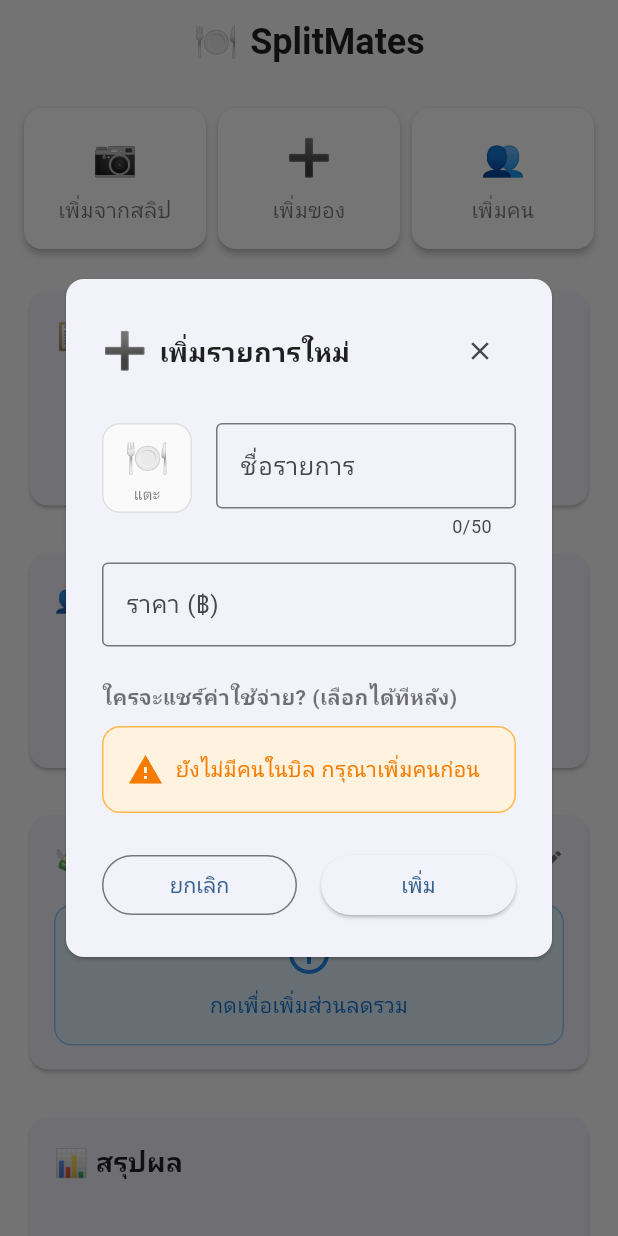
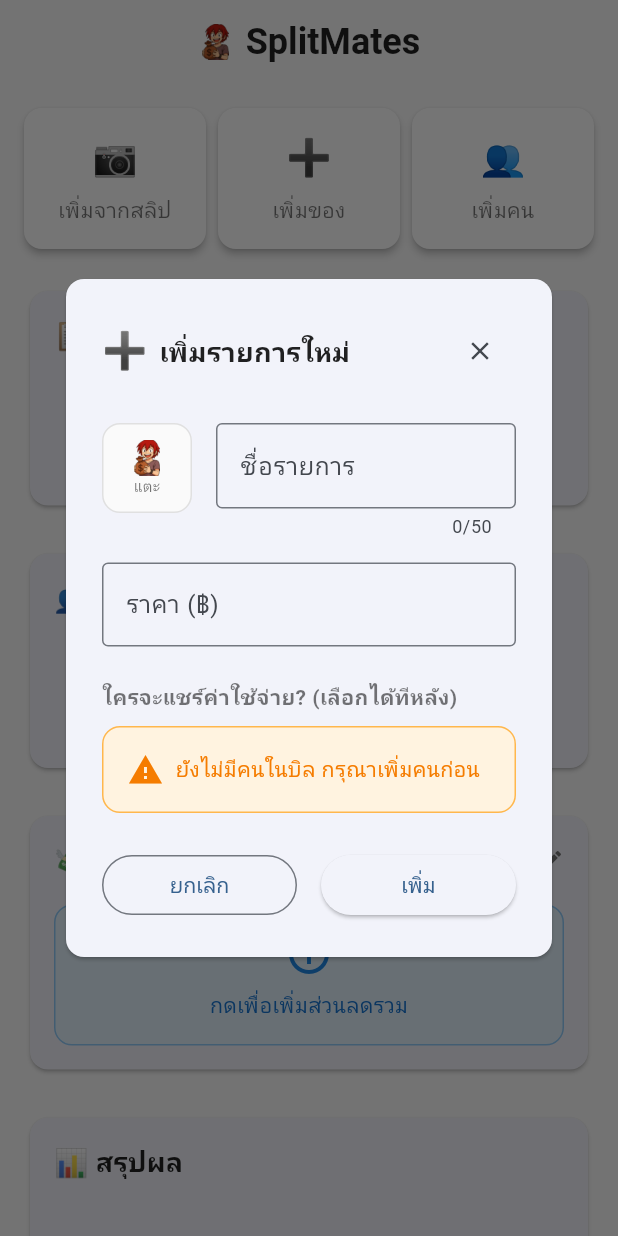
Before and after one commit to totowolf2/vibe-split-mates, a Flutter app: the screen it shows after launch, after a tap on an icon or button, on a phone screen of 412 x 824 dp. Run offline on Flutter 3.47's test engine with Material 3 defaults, Android fonts, the phone set to English and light mode, and no system bars; our stand-ins replace emoji_picker_flutter, google_fonts, image_gallery_saver, image_picker, permission_handler, shared_preferences; missing offline and left inert: google_mlkit_text_recognition.

Commit message:
feat: add icon

```diff
--- a/lib/main.dart
+++ b/lib/main.dart
@@ -9,6 +9,7 @@
 import 'widgets/add_item_dialog.dart';
 import 'widgets/item_card.dart';
 import 'widgets/person_avatar.dart';
+import 'widgets/default_item_icon.dart';
 import 'widgets/global_discount_dialog.dart';
 import 'widgets/ocr_results_dialog.dart';
 import 'services/export_service.dart';
@@ -69,7 +70,7 @@
         title: Row(
           mainAxisSize: MainAxisSize.min,
           children: [
-            Text('🍽️', style: AppTextStyles.emojiStyle),
+            const DefaultItemIcon(size: 24),
             const SizedBox(width: 8),
             Text(AppConstants.appName, style: AppTextStyles.headerStyle),
           ],
@@ -128,7 +129,9 @@
 
     if (person != null) {
       // Check if this is an existing person or a new one
-      final isExistingPerson = billProvider.savedPeople.any((p) => p.id == person.id);
+      final isExistingPerson = billProvider.savedPeople.any(
+        (p) => p.id == person.id,
+      );
 
       bool success = true;
       if (!isExistingPerson) {
@@ -143,9 +146,11 @@
         if (context.mounted) {
           ScaffoldMessenger.of(context).showSnackBar(
             SnackBar(
-              content: Text(isExistingPerson
+              content: Text(
+                isExistingPerson
                     ? 'เพิ่ม ${person.name} เข้าร่วมแล้ว'
-                : 'เพิ่ม ${person.name} เรียบร้อย'),
+                    : 'เพิ่ม ${person.name} เรียบร้อย',
+              ),
               backgroundColor: Colors.green,
             ),
           );
@@ -285,7 +290,10 @@
       final detectedItems = OCRService.parseItemsFromText(extractedText);
 
       // Validate results
-      final validationResult = OCRService.validateOCRResults(detectedItems, rawText: extractedText);
+      final validationResult = OCRService.validateOCRResults(
+        detectedItems,
+        rawText: extractedText,
+      );
 
       // Close loading dialog
       if (context.mounted) {
@@ -530,7 +538,9 @@
                               }
                             },
                             onOwnersChanged: (ownerIds) {
-                              final updatedItem = item.copyWith(ownerIds: ownerIds);
+                              final updatedItem = item.copyWith(
+                                ownerIds: ownerIds,
+                              );
                               billProvider.updateItem(item.id, updatedItem);
                               ScaffoldMessenger.of(context).showSnackBar(
                                 SnackBar(
@@ -601,7 +611,9 @@
                         spacing: AppConstants.smallPadding,
                         runSpacing: AppConstants.smallPadding,
                         children: billProvider.savedPeople.map((person) {
-                            final isInBill = billProvider.people.any((p) => p.id == person.id);
+                          final isInBill = billProvider.people.any(
+                            (p) => p.id == person.id,
+                          );
                           return GestureDetector(
                             onTap: () {
                               if (isInBill) {
@@ -628,7 +640,11 @@
                               _showPersonOptions(context, person, billProvider);
                             },
                             child: FilterChip(
-                                avatar: PersonAvatar(person: person, size: 32, showBorder: false),
+                              avatar: PersonAvatar(
+                                person: person,
+                                size: 32,
+                                showBorder: false,
+                              ),
                               label: Text(person.name),
                               selected: isInBill,
                               onSelected: (selected) {
@@ -652,7 +668,8 @@
                                   );
                                 }
                               },
-                                selectedColor: AppConstants.primaryColor.withValues(alpha: 0.3),
+                              selectedColor: AppConstants.primaryColor
+                                  .withValues(alpha: 0.3),
                               checkmarkColor: AppConstants.primaryColor,
                             ),
                           );
@@ -677,7 +694,11 @@
     );
   }
 
-  void _showPersonOptions(BuildContext context, Person person, BillProvider billProvider) {
+  void _showPersonOptions(
+    BuildContext context,
+    Person person,
+    BillProvider billProvider,
+  ) {
     showModalBottomSheet(
       context: context,
       builder: (context) => Container(
@@ -714,7 +735,11 @@
     );
   }
 
-  Future<void> _editPerson(BuildContext context, Person person, BillProvider billProvider) async {
+  Future<void> _editPerson(
+    BuildContext context,
+    Person person,
+    BillProvider billProvider,
+  ) async {
     final updatedPerson = await showDialog<Person>(
       context: context,
       builder: (context) => EditPersonDialog(
@@ -728,9 +753,11 @@
       if (context.mounted) {
         ScaffoldMessenger.of(context).showSnackBar(
           SnackBar(
-            content: Text(success
+            content: Text(
+              success
                   ? 'แก้ไขข้อมูล ${updatedPerson.name} เรียบร้อย'
-              : 'ไม่สามารถแก้ไขข้อมูลได้ อาจมีชื่อซ้ำ'),
+                  : 'ไม่สามารถแก้ไขข้อมูลได้ อาจมีชื่อซ้ำ',
+            ),
             backgroundColor: success ? Colors.green : Colors.red,
           ),
         );
@@ -738,7 +765,11 @@
     }
   }
 
-  Future<void> _deletePerson(BuildContext context, Person person, BillProvider billProvider) async {
+  Future<void> _deletePerson(
+    BuildContext context,
+    Person person,
+    BillProvider billProvider,
+  ) async {
     final confirmed = await showDialog<bool>(
       context: context,
       builder: (context) => AlertDialog(
@@ -777,9 +808,9 @@
       if (context.mounted) {
         ScaffoldMessenger.of(context).showSnackBar(
           SnackBar(
-            content: Text(success
-              ? 'ลบ ${person.name} เรียบร้อย'
-              : 'ไม่สามารถลบได้'),
+            content: Text(
+              success ? 'ลบ ${person.name} เรียบร้อย' : 'ไม่สามารถลบได้',
+            ),
             backgroundColor: success ? Colors.green : Colors.red,
           ),
         );
@@ -1072,7 +1103,8 @@
                   ...billProvider.people.map((person) {
                     final amountToPay = shares[person.id] ?? 0.0;
                     final discountReceived = discounts[person.id] ?? 0.0;
-                    final itemEmojis = billProvider.personItemEmojis[person.id] ?? [];
+                    final itemEmojis =
+                        billProvider.personItemEmojis[person.id] ?? [];
 
                     return Container(
                       margin: const EdgeInsets.symmetric(vertical: 4.0),
@@ -1090,7 +1122,11 @@
                         children: [
                           Row(
                             children: [
-                              PersonAvatar(person: person, size: 36, emojiAsIcon: true),
+                              PersonAvatar(
+                                person: person,
+                                size: 36,
+                                emojiAsIcon: true,
+                              ),
                               const SizedBox(width: AppConstants.smallPadding),
                               Expanded(
                                 child: Column(
@@ -1105,7 +1141,9 @@
                                     if (itemEmojis.isNotEmpty) ...[
                                       const SizedBox(height: 2),
                                       Text(
-                                        itemEmojis.take(8).join(' '), // Show max 8 emojis
+                                        itemEmojis
+                                            .take(8)
+                                            .join(' '), // Show max 8 emojis
                                         style: const TextStyle(fontSize: 12),
                                         overflow: TextOverflow.ellipsis,
                                       ),
--- a/lib/widgets/add_item_dialog.dart
+++ b/lib/widgets/add_item_dialog.dart
@@ -7,6 +7,7 @@
 import '../utils/emoji_utils.dart';
 import '../utils/constants.dart';
 import 'person_avatar.dart';
+import 'default_item_icon.dart';
 
 class AddItemDialog extends StatefulWidget {
   final List<Person> availablePeople;
@@ -191,10 +192,12 @@
                               child: Column(
                                 mainAxisAlignment: MainAxisAlignment.center,
                                 children: [
-                                  Text(
-                                    _selectedEmoji,
-                                    style: const TextStyle(fontSize: 24),
-                                  ),
+                                  _selectedEmoji == '🍽️'
+                                    ? const DefaultItemIcon(size: 24)
+                                    : Text(
+                                        _selectedEmoji,
+                                        style: const TextStyle(fontSize: 24),
+                                      ),
                                   Text(
                                     'แตะ',
                                     style: AppTextStyles.captionStyle.copyWith(
--- /dev/null
+++ b/lib/widgets/default_item_icon.dart
@@ -0,0 +1,34 @@
+import 'package:flutter/material.dart';
+
+class DefaultItemIcon extends StatelessWidget {
+  final double size;
+  final Color? color;
+
+  const DefaultItemIcon({
+    super.key,
+    this.size = 24.0,
+    this.color,
+  });
+
+  @override
+  Widget build(BuildContext context) {
+    return SizedBox(
+      width: size,
+      height: size,
+      child: Image.asset(
+        'assets/images/icon.png',
+        width: size,
+        height: size,
+        color: color,
+        fit: BoxFit.contain,
+        errorBuilder: (context, error, stackTrace) {
+          // Fallback to emoji if image fails to load
+          return Text(
+            '🍽️',
+            style: TextStyle(fontSize: size * 0.8),
+          );
+        },
+      ),
+    );
+  }
+}
--- a/lib/widgets/item_card.dart
+++ b/lib/widgets/item_card.dart
@@ -4,6 +4,7 @@
 import '../models/person.dart';
 import '../utils/constants.dart';
 import 'person_avatar.dart';
+import 'default_item_icon.dart';
 
 class ItemCard extends StatefulWidget {
   final Item item;
@@ -192,10 +193,12 @@
               margin: const EdgeInsets.symmetric(vertical: 4.0),
               child: ListTile(
                 onTap: _showOwnerSelectionDialog, // เพิ่ม onTap เพื่อเลือกคนที่แชร์
-                leading: Text(
-                  widget.item.emoji,
-                  style: AppTextStyles.emojiStyle,
-                ),
+                leading: widget.item.emoji == '🍽️'
+                  ? const DefaultItemIcon(size: 24)
+                  : Text(
+                      widget.item.emoji,
+                      style: AppTextStyles.emojiStyle,
+                    ),
                 title: Text(widget.item.name, style: AppTextStyles.bodyStyle),
                 subtitle: Column(
                   crossAxisAlignment: CrossAxisAlignment.start,
--- a/pubspec.yaml
+++ b/pubspec.yaml
@@ -76,9 +76,8 @@
   uses-material-design: true
 
   # To add assets to your application, add an assets section, like this:
-  # assets:
-  #   - images/a_dot_burr.jpeg
-  #   - images/a_dot_ham.jpeg
+  assets:
+    - assets/images/
 
   # An image asset can refer to one or more resolution-specific "variants", see
   # https://flutter.dev/to/resolution-aware-images
```
Also changed, not shown: assets/images/icon.png (added). Lines whose indentation alone changed are shown as unchanged.
